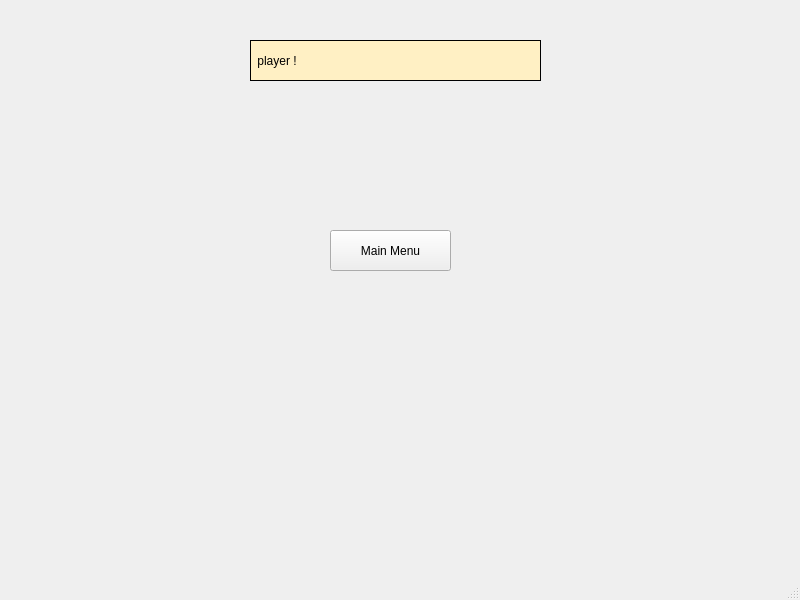
The window that gamewinner.ui (Matin0789/Condottiere-) describes before a commit, drawn with Qt 5.
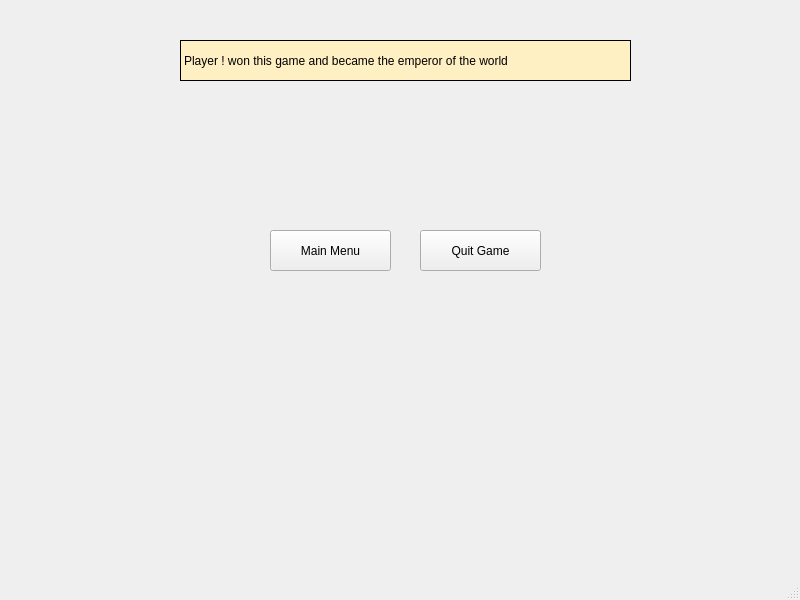
The same window after the commit. Icons and pictures are not drawn.

Diff of the .ui file:
```diff
--- a/gamewinner.ui
+++ b/gamewinner.ui
@@ -20,7 +20,7 @@
       <x>0</x>
       <y>-20</y>
       <width>800</width>
-      <height>600</height>
+      <height>621</height>
      </rect>
     </property>
     <property name="cursor">
@@ -36,7 +36,7 @@
    <widget class="QPushButton" name="pushButton_3">
     <property name="geometry">
      <rect>
-      <x>330</x>
+      <x>270</x>
       <y>230</y>
       <width>121</width>
       <height>41</height>
@@ -77,9 +77,9 @@
    <widget class="QLabel" name="lb_player_counter">
     <property name="geometry">
      <rect>
-      <x>250</x>
+      <x>180</x>
       <y>40</y>
-      <width>291</width>
+      <width>451</width>
       <height>41</height>
      </rect>
     </property>
@@ -96,19 +96,50 @@
      <enum>QFrame::Box</enum>
     </property>
     <property name="text">
-     <string> player !</string>
+     <string>Player ! won this game and became the emperor of the world</string>
     </property>
    </widget>
-  </widget>
-  <widget class="QMenuBar" name="menubar">
-   <property name="geometry">
-    <rect>
-     <x>0</x>
-     <y>0</y>
-     <width>800</width>
-     <height>21</height>
-    </rect>
-   </property>
+   <widget class="QPushButton" name="pushButton_4">
+    <property name="geometry">
+     <rect>
+      <x>420</x>
+      <y>230</y>
+      <width>121</width>
+      <height>41</height>
+     </rect>
+    </property>
+    <property name="cursor">
+     <cursorShape>ClosedHandCursor</cursorShape>
+    </property>
+    <property name="styleSheet">
+     <string notr="true">
+QPushButton
+{
+	color : black ;
+	background-color : ;
+	font: 700 10pt &quot;Segoe Print&quot;;
+	border-image: 30px ;
+}
+
+QPushButton : Hover
+{
+	background-color : ;
+    border-radius : 40px ;
+	border-image: 10px ;
+}
+
+QPushButton : pressed
+{
+	background-color :black ;
+	color : white ;
+	border-image: url(:/Description/Graphics/photos/blue.jpg);
+
+}</string>
+    </property>
+    <property name="text">
+     <string>Quit Game</string>
+    </property>
+   </widget>
   </widget>
   <widget class="QStatusBar" name="statusbar"/>
  </widget>
```
